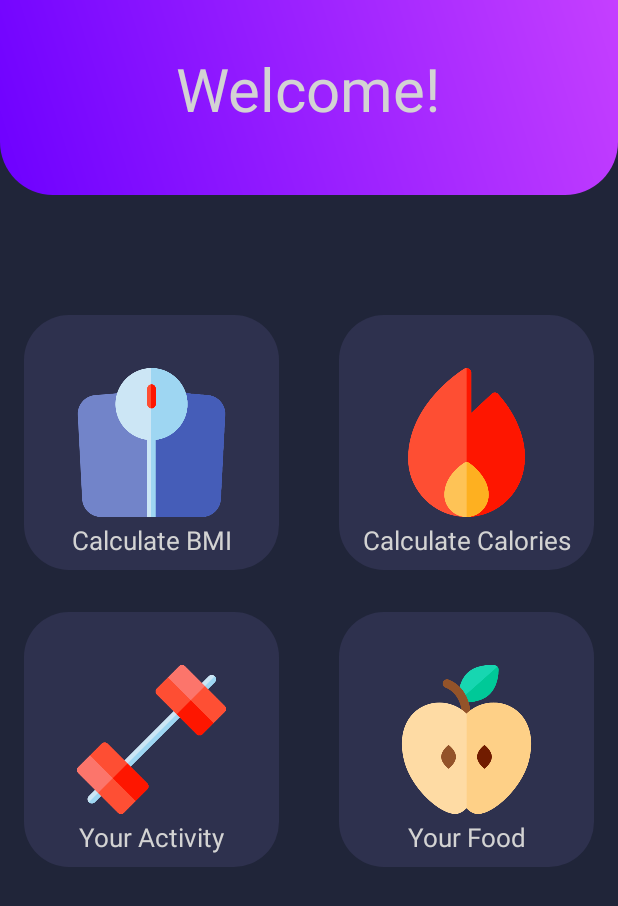
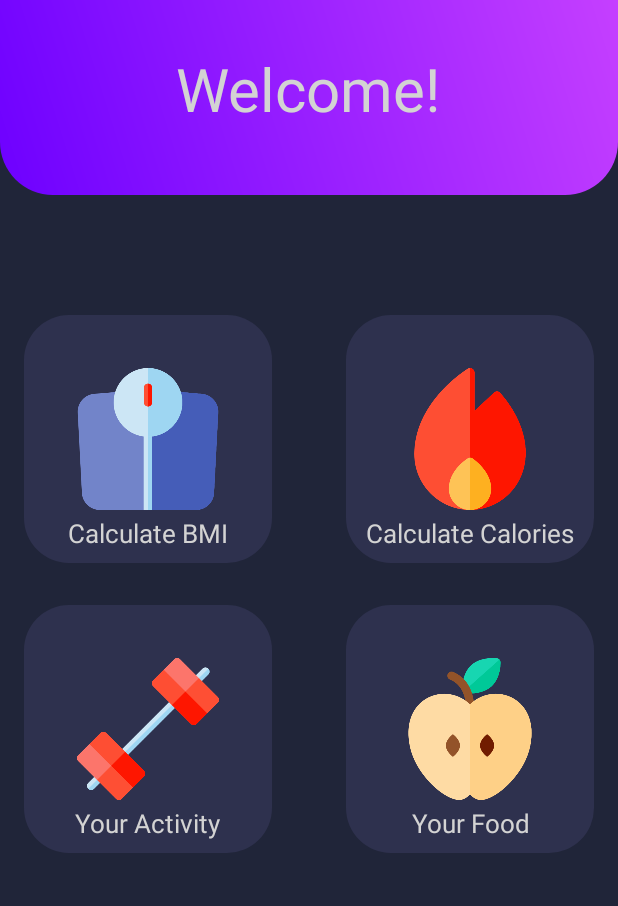
Before and after one commit to VickeTrossing/ExamensArbete, an Android app: the screen it shows after launch (MainActivity), on a phone screen of 412 x 824 dp. Shown: the top 906 px of the screen. Run offline under Robolectric (Android 15) with nearby library versions, the phone set to English and light mode, and no system bars.

Commit message:
More design work, small changes

```diff
--- a/app/src/main/java/com/example/plain/CalculateCal.java
+++ b/app/src/main/java/com/example/plain/CalculateCal.java
@@ -106,6 +106,10 @@ public class CalculateCal extends AppCompatActivity implements AdapterView.OnIte
             String totalString = Double.toString(totalCal);
 
 
+           // TextView output = findViewById(R.id.textView9);
+
+            //output.setText(totalString);
+
             Intent intent = new Intent(CalculateCal.this, ResultsCal.class);
             intent.putExtra("cal", totalString);
             startActivity(intent);
--- a/app/src/main/res/layout/activity_main.xml
+++ b/app/src/main/res/layout/activity_main.xml
@@ -11,8 +11,8 @@
 
     <ImageButton
             android:id="@+id/buttonBMI"
-            android:layout_width="170dp"
-            android:layout_height="170dp"
+            android:layout_width="165dp"
+            android:layout_height="165dp"
             android:layout_marginStart="16dp"
             android:layout_marginTop="80dp"
             android:background="@drawable/rounded_corners_homepage"
@@ -41,8 +41,8 @@
 
     <ImageButton
             android:id="@+id/imageButtonCal"
-            android:layout_width="170dp"
-            android:layout_height="170dp"
+            android:layout_width="165dp"
+            android:layout_height="165dp"
 
 
             android:layout_gravity="center"
@@ -78,8 +78,8 @@
 
     <ImageButton
             android:id="@+id/buttonActivity"
-            android:layout_width="170dp"
-            android:layout_height="170dp"
+            android:layout_width="165dp"
+            android:layout_height="165dp"
             android:layout_marginStart="16dp"
             android:layout_marginTop="28dp"
             android:background="@drawable/rounded_corners_homepage"
@@ -134,8 +134,8 @@
 
     <ImageButton
             android:id="@+id/buttonFood"
-            android:layout_width="170dp"
-            android:layout_height="170dp"
+            android:layout_width="165dp"
+            android:layout_height="165dp"
             android:layout_marginTop="28dp"
             android:layout_marginEnd="16dp"
             android:background="@drawable/rounded_corners_homepage"
--- a/app/src/main/res/layout/activity_main2.xml
+++ b/app/src/main/res/layout/activity_main2.xml
@@ -41,9 +41,6 @@
             android:id="@+id/constraintLayout"
             android:layout_width="0dp"
             android:layout_height="130dp"
-            android:layout_marginStart="1dp"
-            android:layout_marginTop="1dp"
-            android:layout_marginEnd="1dp"
             android:background="@drawable/background_top"
             app:layout_constraintEnd_toEndOf="parent"
             app:layout_constraintStart_toStartOf="parent"
--- a/app/src/main/res/layout/activity_results_cal.xml
+++ b/app/src/main/res/layout/activity_results_cal.xml
@@ -52,8 +52,8 @@
 
     <TextView
             android:id="@+id/resultsCal"
-            android:layout_width="300dp"
-            android:layout_height="100dp"
+            android:layout_width="292dp"
+            android:layout_height="63dp"
             android:layout_marginStart="16dp"
             android:layout_marginTop="4dp"
             android:layout_marginEnd="16dp"
--- a/app/src/main/res/values/styles.xml
+++ b/app/src/main/res/values/styles.xml
@@ -4,8 +4,10 @@
     <style name="AppTheme" parent="Theme.AppCompat.Light.NoActionBar">
 
         <!-- Customize your theme here. -->
+
+        <item name="colorPrimaryDark">#2C2C2C</item>
         <item name="colorPrimary">@color/colorPrimary</item>
-        <item name="colorPrimaryDark">@color/colorPrimaryDark</item>
+       <!-- <item name="colorPrimaryDark">@color/colorPrimaryDark</item> -->
         <item name="colorAccent">@color/colorAccent</item>
 
     </style>
```
Also changed, not shown: app/src/main/java/com/example/plain/CalculateBmi.java (+5 -6 lines).
